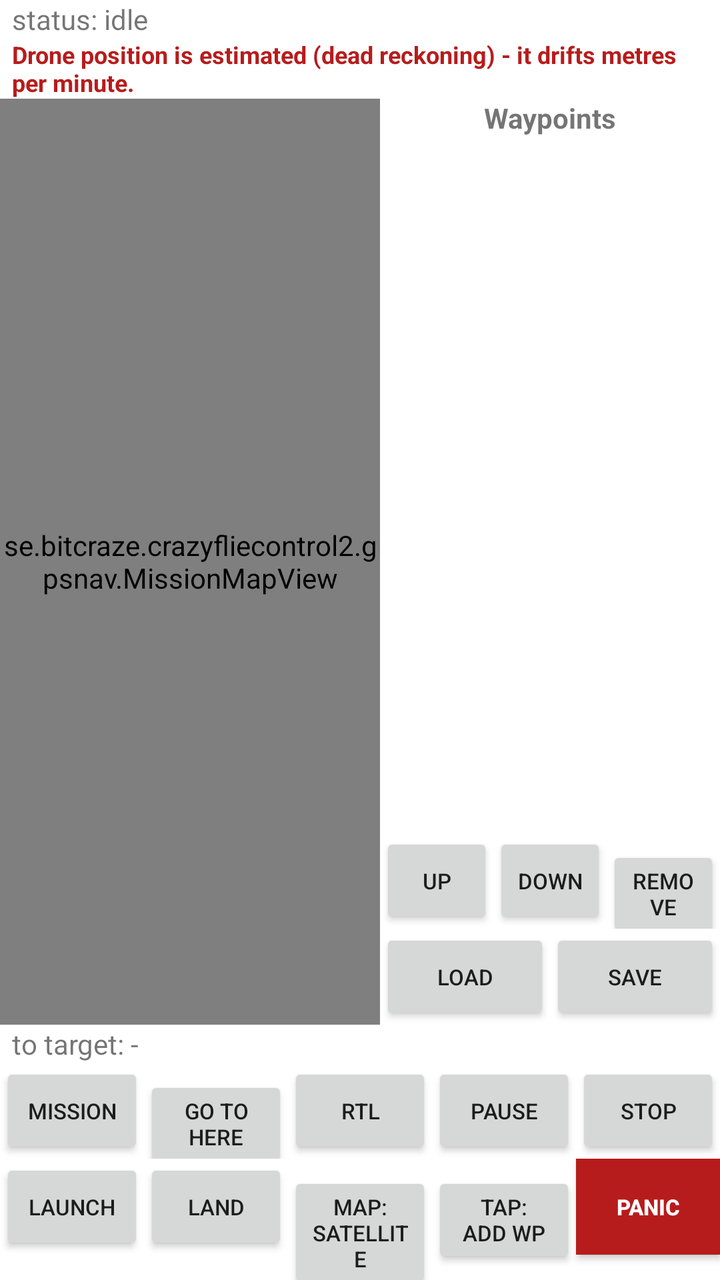
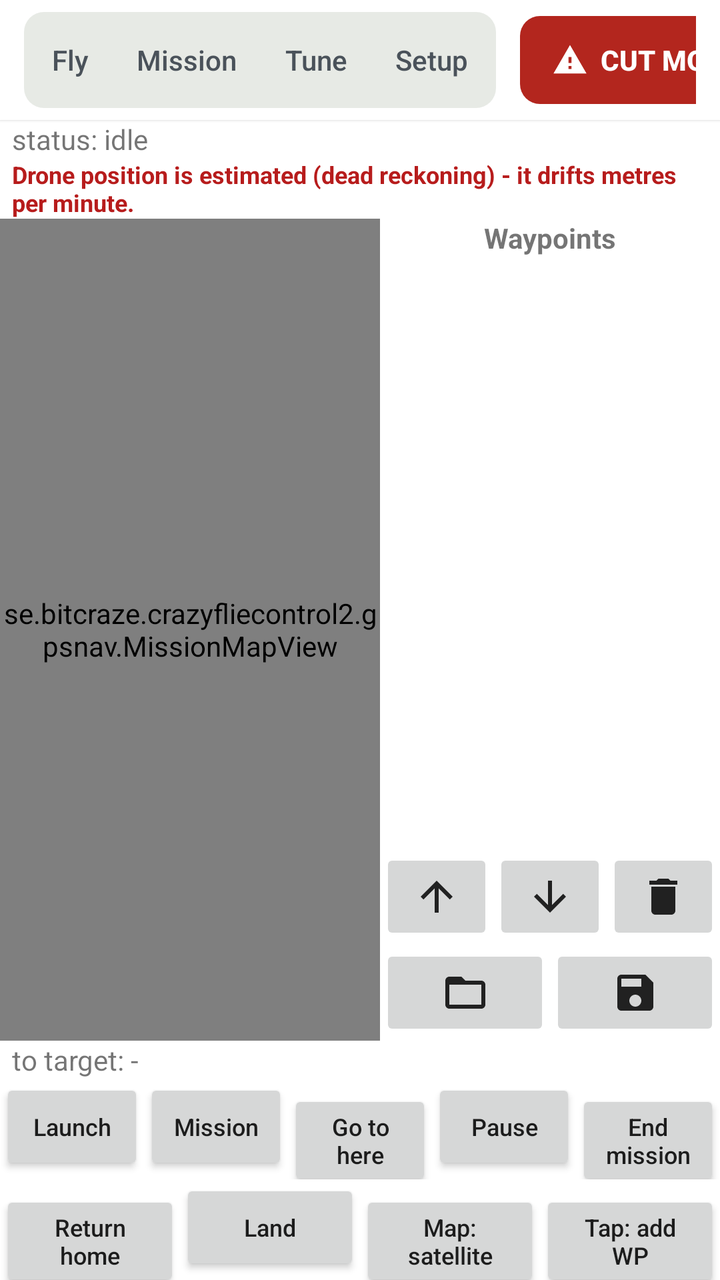

An Android layout rendered at two revisions. The XML below is the earlier revision; the diff shows what the commit changed to produce the second picture.
<!-- AndroidManifest.xml: application theme AppTheme -->
<!-- res/layout/activity_gps_nav.xml -->
<?xml version="1.0" encoding="utf-8"?>
<LinearLayout xmlns:android="http://schemas.android.com/apk/res/android"
    android:layout_width="match_parent"
    android:layout_height="match_parent"
    android:orientation="vertical">

    <TextView
        android:id="@+id/gpsnav_status"
        android:layout_width="match_parent"
        android:layout_height="wrap_content"
        android:paddingStart="6dp"
        android:paddingEnd="6dp"
        android:text="status: idle"
        android:textAppearance="?android:attr/textAppearanceSmall" />

    <TextView
        android:id="@+id/gpsnav_warning"
        android:layout_width="match_parent"
        android:layout_height="wrap_content"
        android:paddingStart="6dp"
        android:paddingEnd="6dp"
        android:text="Drone position is estimated (dead reckoning) - it drifts metres per minute."
        android:textColor="#B71C1C"
        android:textSize="12sp"
        android:textStyle="bold" />

    <LinearLayout
        android:layout_width="match_parent"
        android:layout_height="0dp"
        android:layout_weight="1"
        android:orientation="horizontal">

        <se.bitcraze.crazyfliecontrol2.gpsnav.MissionMapView
            android:id="@+id/gpsnav_map"
            android:layout_width="0dp"
            android:layout_height="match_parent"
            android:layout_weight="1" />

        <LinearLayout
            android:layout_width="170dp"
            android:layout_height="match_parent"
            android:orientation="vertical">

            <TextView
                android:layout_width="match_parent"
                android:layout_height="wrap_content"
                android:gravity="center"
                android:text="Waypoints"
                android:textStyle="bold" />

            <ListView
                android:id="@+id/gpsnav_waypoint_list"
                android:layout_width="match_parent"
                android:layout_height="0dp"
                android:layout_weight="1"
                android:choiceMode="singleChoice" />

            <LinearLayout
                android:layout_width="match_parent"
                android:layout_height="wrap_content"
                android:orientation="horizontal">

                <Button
                    android:id="@+id/gpsnav_wp_up"
                    android:layout_width="0dp"
                    android:layout_height="wrap_content"
                    android:layout_weight="1"
                    android:text="Up"
                    android:textSize="11sp" />

                <Button
                    android:id="@+id/gpsnav_wp_down"
                    android:layout_width="0dp"
                    android:layout_height="wrap_content"
                    android:layout_weight="1"
                    android:text="Down"
                    android:textSize="11sp" />

                <Button
                    android:id="@+id/gpsnav_wp_remove"
                    android:layout_width="0dp"
                    android:layout_height="wrap_content"
                    android:layout_weight="1"
                    android:text="Remove"
                    android:textSize="11sp" />
            </LinearLayout>

            <LinearLayout
                android:layout_width="match_parent"
                android:layout_height="wrap_content"
                android:orientation="horizontal">

                <Button
                    android:id="@+id/gpsnav_load"
                    android:layout_width="0dp"
                    android:layout_height="wrap_content"
                    android:layout_weight="1"
                    android:text="Load"
                    android:textSize="11sp" />

                <Button
                    android:id="@+id/gpsnav_save"
                    android:layout_width="0dp"
                    android:layout_height="wrap_content"
                    android:layout_weight="1"
                    android:text="Save"
                    android:textSize="11sp" />
            </LinearLayout>
        </LinearLayout>
    </LinearLayout>

    <TextView
        android:id="@+id/gpsnav_readout"
        android:layout_width="match_parent"
        android:layout_height="wrap_content"
        android:paddingStart="6dp"
        android:paddingEnd="6dp"
        android:text="to target: -"
        android:textAppearance="?android:attr/textAppearanceSmall" />

    <LinearLayout
        android:layout_width="match_parent"
        android:layout_height="wrap_content"
        android:orientation="horizontal">

        <Button
            android:id="@+id/gpsnav_mission"
            android:layout_width="0dp"
            android:layout_height="wrap_content"
            android:layout_weight="1"
            android:text="Mission"
            android:textSize="11sp" />

        <Button
            android:id="@+id/gpsnav_goto"
            android:layout_width="0dp"
            android:layout_height="wrap_content"
            android:layout_weight="1"
            android:text="Go to here"
            android:textSize="11sp" />

        <Button
            android:id="@+id/gpsnav_rtl"
            android:layout_width="0dp"
            android:layout_height="wrap_content"
            android:layout_weight="1"
            android:text="RTL"
            android:textSize="11sp" />

        <Button
            android:id="@+id/gpsnav_pause"
            android:layout_width="0dp"
            android:layout_height="wrap_content"
            android:layout_weight="1"
            android:text="Pause"
            android:textSize="11sp" />

        <Button
            android:id="@+id/gpsnav_stop"
            android:layout_width="0dp"
            android:layout_height="wrap_content"
            android:layout_weight="1"
            android:text="Stop"
            android:textSize="11sp" />
    </LinearLayout>

    <LinearLayout
        android:layout_width="match_parent"
        android:layout_height="wrap_content"
        android:orientation="horizontal">

        <Button
            android:id="@+id/gpsnav_launch"
            android:layout_width="0dp"
            android:layout_height="wrap_content"
            android:layout_weight="1"
            android:text="Launch"
            android:textSize="11sp" />

        <Button
            android:id="@+id/gpsnav_land"
            android:layout_width="0dp"
            android:layout_height="wrap_content"
            android:layout_weight="1"
            android:text="Land"
            android:textSize="11sp" />

        <Button
            android:id="@+id/gpsnav_map_type"
            android:layout_width="0dp"
            android:layout_height="wrap_content"
            android:layout_weight="1"
            android:text="Map: satellite"
            android:textSize="11sp" />

        <Button
            android:id="@+id/gpsnav_tap_mode"
            android:layout_width="0dp"
            android:layout_height="wrap_content"
            android:layout_weight="1"
            android:text="Tap: add WP"
            android:textSize="11sp" />

        <Button
            android:id="@+id/gpsnav_panic"
            android:layout_width="0dp"
            android:layout_height="wrap_content"
            android:layout_weight="1"
            android:background="#B71C1C"
            android:text="PANIC"
            android:textColor="#FFFFFF"
            android:textSize="11sp"
            android:textStyle="bold" />
    </LinearLayout>
</LinearLayout>
<!-- resources referenced by this layout -->
<resources>
  <!-- unchanged entries left out for length: 1 -->
</resources>

<!-- the commit's change to res/layout/activity_gps_nav.xml (unified diff, before → after) -->
@@ -1,8 +1,13 @@
 <?xml version="1.0" encoding="utf-8"?>
 <LinearLayout xmlns:android="http://schemas.android.com/apk/res/android"
+    xmlns:app="http://schemas.android.com/apk/res-auto"
     android:layout_width="match_parent"
     android:layout_height="match_parent"
     android:orientation="vertical">
+
+    <include
+        android:id="@+id/gpsnav_header"
+        layout="@layout/view_fly_header" />
 
     <TextView
         android:id="@+id/gpsnav_status"
@@ -60,29 +65,32 @@
                 android:layout_height="wrap_content"
                 android:orientation="horizontal">
 
-                <Button
+                <ImageButton
                     android:id="@+id/gpsnav_wp_up"
                     android:layout_width="0dp"
-                    android:layout_height="wrap_content"
+                    android:layout_height="48dp"
                     android:layout_weight="1"
-                    android:text="Up"
-                    android:textSize="11sp" />
-
-                <Button
+                    android:contentDescription="Move waypoint up"
+                    android:src="@drawable/ic_btn_up"
+                    android:tooltipText="Move waypoint up" />
+
+                <ImageButton
                     android:id="@+id/gpsnav_wp_down"
                     android:layout_width="0dp"
-                    android:layout_height="wrap_content"
+                    android:layout_height="48dp"
                     android:layout_weight="1"
-                    android:text="Down"
-                    android:textSize="11sp" />
-
-                <Button
+                    android:contentDescription="Move waypoint down"
+                    android:src="@drawable/ic_btn_down"
+                    android:tooltipText="Move waypoint down" />
+
+                <ImageButton
                     android:id="@+id/gpsnav_wp_remove"
                     android:layout_width="0dp"
-                    android:layout_height="wrap_content"
+                    android:layout_height="48dp"
                     android:layout_weight="1"
-                    android:text="Remove"
-                    android:textSize="11sp" />
+                    android:contentDescription="Remove waypoint"
+                    android:src="@drawable/ic_btn_delete"
+                    android:tooltipText="Remove waypoint" />
             </LinearLayout>
 
             <LinearLayout
@@ -90,21 +98,23 @@
                 android:layout_height="wrap_content"
                 android:orientation="horizontal">
 
-                <Button
+                <ImageButton
                     android:id="@+id/gpsnav_load"
                     android:layout_width="0dp"
-                    android:layout_height="wrap_content"
+                    android:layout_height="48dp"
                     android:layout_weight="1"
-                    android:text="Load"
-                    android:textSize="11sp" />
-
-                <Button
+                    android:contentDescription="Load mission file"
+                    android:src="@drawable/ic_btn_open"
+                    android:tooltipText="Load mission file" />
+
+                <ImageButton
                     android:id="@+id/gpsnav_save"
                     android:layout_width="0dp"
-                    android:layout_height="wrap_content"
+                    android:layout_height="48dp"
                     android:layout_weight="1"
-                    android:text="Save"
-                    android:textSize="11sp" />
+                    android:contentDescription="Save mission file"
+                    android:src="@drawable/ic_btn_save"
+                    android:tooltipText="Save mission file" />
             </LinearLayout>
         </LinearLayout>
     </LinearLayout>
@@ -123,13 +133,43 @@
         android:layout_height="wrap_content"
         android:orientation="horizontal">
 
+        <LinearLayout
+            android:layout_width="0dp"
+            android:layout_height="wrap_content"
+            android:layout_weight="1"
+            android:orientation="vertical">
+
+            
+            <LinearLayout
+                android:layout_width="match_parent"
+                android:layout_height="wrap_content"
+                android:orientation="horizontal">
+
+        <Button
+            android:id="@+id/gpsnav_launch"
+            android:layout_width="0dp"
+            android:layout_height="wrap_content"
+            android:layout_weight="1"
+            android:text="Launch"
+            android:textAllCaps="false"
+            android:textSize="12sp"
+            app:icon="@drawable/ic_btn_takeoff"
+            app:iconGravity="textStart"
+            app:iconPadding="4dp"
+            app:iconSize="18dp" />
+
         <Button
             android:id="@+id/gpsnav_mission"
             android:layout_width="0dp"
             android:layout_height="wrap_content"
             android:layout_weight="1"
             android:text="Mission"
-            android:textSize="11sp" />
+            android:textAllCaps="false"
+            android:textSize="12sp"
+            app:icon="@drawable/ic_btn_mission"
+            app:iconGravity="textStart"
+            app:iconPadding="4dp"
+            app:iconSize="18dp" />
 
         <Button
             android:id="@+id/gpsnav_goto"
@@ -137,45 +177,58 @@
             android:layout_height="wrap_content"
             android:layout_weight="1"
             android:text="Go to here"
-            android:textSize="11sp" />
+            android:textAllCaps="false"
+            android:textSize="12sp"
+            app:icon="@drawable/ic_btn_goto"
+            app:iconGravity="textStart"
+            app:iconPadding="4dp"
+            app:iconSize="18dp" />
+
+        <Button
+            android:id="@+id/gpsnav_pause"
+            android:layout_width="0dp"
+            android:layout_height="wrap_content"
+            android:layout_weight="1"
+            android:text="Pause"
+            android:textAllCaps="false"
+            android:textSize="12sp"
+            app:icon="@drawable/ic_btn_pause"
+            app:iconGravity="textStart"
+            app:iconPadding="4dp"
+            app:iconSize="18dp" />
+
+        <Button
+            android:id="@+id/gpsnav_stop"
+            android:layout_width="0dp"
+            android:layout_height="wrap_content"
+            android:layout_weight="1"
+            android:text="End mission"
+            android:textAllCaps="false"
+            android:textSize="12sp"
+            app:icon="@drawable/ic_btn_end"
+            app:iconGravity="textStart"
+            app:iconPadding="4dp"
+            app:iconSize="18dp" />
+            </LinearLayout>
+
+            
+            <LinearLayout
+                android:layout_width="match_parent"
+                android:layout_height="wrap_content"
+                android:orientation="horizontal">
 
         <Button
             android:id="@+id/gpsnav_rtl"
             android:layout_width="0dp"
             android:layout_height="wrap_content"
             android:layout_weight="1"
-            android:text="RTL"
-            android:textSize="11sp" />
-
-        <Button
-            android:id="@+id/gpsnav_pause"
-            android:layout_width="0dp"
-            android:layout_height="wrap_content"
-            android:layout_weight="1"
-            android:text="Pause"
-            android:textSize="11sp" />
-
-        <Button
-            android:id="@+id/gpsnav_stop"
-            android:layout_width="0dp"
-            android:layout_height="wrap_content"
-            android:layout_weight="1"
-            android:text="Stop"
-            android:textSize="11sp" />
-    </LinearLayout>
-
-    <LinearLayout
-        android:layout_width="match_parent"
-        android:layout_height="wrap_content"
-        android:orientation="horizontal">
-
-        <Button
-            android:id="@+id/gpsnav_launch"
-            android:layout_width="0dp"
-            android:layout_height="wrap_content"
-            android:layout_weight="1"
-            android:text="Launch"
-            android:textSize="11sp" />
+            android:text="Return home"
+            android:textAllCaps="false"
+            android:textSize="12sp"
+            app:icon="@drawable/ic_btn_home"
+            app:iconGravity="textStart"
+            app:iconPadding="4dp"
+            app:iconSize="18dp" />
 
         <Button
             android:id="@+id/gpsnav_land"
@@ -183,7 +236,12 @@
             android:layout_height="wrap_content"
             android:layout_weight="1"
             android:text="Land"
-            android:textSize="11sp" />
+            android:textAllCaps="false"
+            android:textSize="12sp"
+            app:icon="@drawable/ic_btn_land"
+            app:iconGravity="textStart"
+            app:iconPadding="4dp"
+            app:iconSize="18dp" />
 
         <Button
             android:id="@+id/gpsnav_map_type"
@@ -191,7 +249,12 @@
             android:layout_height="wrap_content"
             android:layout_weight="1"
             android:text="Map: satellite"
-            android:textSize="11sp" />
+            android:textAllCaps="false"
+            android:textSize="12sp"
+            app:icon="@drawable/ic_btn_layers"
+            app:iconGravity="textStart"
+            app:iconPadding="4dp"
+            app:iconSize="18dp" />
 
         <Button
             android:id="@+id/gpsnav_tap_mode"
@@ -199,17 +262,144 @@
             android:layout_height="wrap_content"
             android:layout_weight="1"
             android:text="Tap: add WP"
-            android:textSize="11sp" />
-
-        <Button
-            android:id="@+id/gpsnav_panic"
-            android:layout_width="0dp"
-            android:layout_height="wrap_content"
-            android:layout_weight="1"
-            android:background="#B71C1C"
-            android:text="PANIC"
-            android:textColor="#FFFFFF"
-            android:textSize="11sp"
-            android:textStyle="bold" />
+            android:textAllCaps="false"
+            android:textSize="12sp" />
+            </LinearLayout>
+        </LinearLayout>
+
     </LinearLayout>
 </LinearLayout>
+<!-- res/layout/view_fly_header.xml (included above) -->
+<?xml version="1.0" encoding="utf-8"?>
+<LinearLayout xmlns:android="http://schemas.android.com/apk/res/android"
+    xmlns:app="http://schemas.android.com/apk/res-auto"
+    android:layout_width="match_parent"
+    android:layout_height="60dp"
+    android:background="@color/fly_surface"
+    android:elevation="1dp"
+    android:gravity="center_vertical"
+    android:orientation="horizontal"
+    android:paddingStart="12dp"
+    android:paddingEnd="12dp">
+
+    <LinearLayout
+        android:layout_width="wrap_content"
+        android:layout_height="wrap_content"
+        android:background="@drawable/bg_fly_track"
+        android:orientation="horizontal"
+        android:padding="2dp">
+
+        <com.google.android.material.button.MaterialButton
+            android:id="@+id/hdr_tab_fly"
+            style="@style/Fly.Button.Segment"
+            android:layout_width="wrap_content"
+            android:layout_height="44dp"
+            android:text="Fly" />
+
+        <com.google.android.material.button.MaterialButton
+            android:id="@+id/hdr_tab_mission"
+            style="@style/Fly.Button.Segment"
+            android:layout_width="wrap_content"
+            android:layout_height="44dp"
+            android:text="Mission" />
+
+        <com.google.android.material.button.MaterialButton
+            android:id="@+id/hdr_tab_tune"
+            style="@style/Fly.Button.Segment"
+            android:layout_width="wrap_content"
+            android:layout_height="44dp"
+            android:text="Tune" />
+
+        <com.google.android.material.button.MaterialButton
+            android:id="@+id/hdr_tab_setup"
+            style="@style/Fly.Button.Segment"
+            android:layout_width="wrap_content"
+            android:layout_height="44dp"
+            android:text="Setup" />
+    </LinearLayout>
+
+    <LinearLayout
+        android:layout_width="0dp"
+        android:layout_height="wrap_content"
+        android:layout_weight="1"
+        android:gravity="center"
+        android:orientation="horizontal">
+
+        <ImageView
+            android:layout_width="wrap_content"
+            android:layout_height="wrap_content"
+            android:contentDescription="@string/linkQualityIconContentDescription"
+            android:src="@drawable/ic_wifi_tethering_black_18dp" />
+
+        <TextView
+            android:id="@+id/hdr_link_text"
+            android:layout_width="wrap_content"
+            android:layout_height="wrap_content"
+            android:layout_marginStart="4dp"
+            android:maxLines="1"
+            android:text="Not connected"
+            android:textColor="@color/fly_muted"
+            android:textSize="13sp" />
+
+        <ImageView
+            android:layout_width="wrap_content"
+            android:layout_height="wrap_content"
+            android:layout_marginStart="12dp"
+            android:contentDescription="@string/batteryIconContentDescription"
+            android:src="@drawable/ic_battery_std_black_18dp" />
+
+        <TextView
+            android:id="@+id/hdr_battery_text"
+            android:layout_width="wrap_content"
+            android:layout_height="wrap_content"
+            android:layout_marginStart="4dp"
+            android:fontFamily="monospace"
+            android:maxLines="1"
+            android:text="— V"
+            android:textColor="@color/fly_muted"
+            android:textSize="13sp"
+            android:textStyle="bold" />
+
+        <TextView
+            android:id="@+id/hdr_mode_chip"
+            android:layout_width="wrap_content"
+            android:layout_height="wrap_content"
+            android:layout_marginStart="12dp"
+            android:background="@drawable/bg_fly_chip_mode"
+            android:paddingStart="10dp"
+            android:paddingTop="4dp"
+            android:paddingEnd="10dp"
+            android:paddingBottom="4dp"
+            android:textColor="@color/fly_ink"
+            android:textSize="12sp"
+            android:textStyle="bold"
+            android:visibility="gone" />
+
+        <TextView
+            android:id="@+id/hdr_armed_chip"
+            android:layout_width="wrap_content"
+            android:layout_height="wrap_content"
+            android:layout_marginStart="6dp"
+            android:background="@drawable/bg_fly_chip_disarmed"
+            android:paddingStart="10dp"
+            android:paddingTop="4dp"
+            android:paddingEnd="10dp"
+            android:paddingBottom="4dp"
+            android:textColor="@color/fly_muted"
+            android:textSize="12sp"
+            android:textStyle="bold"
+            android:visibility="gone" />
+    </LinearLayout>
+
+    <com.google.android.material.button.MaterialButton
+        android:id="@+id/hdr_cut_motors"
+        style="@style/Fly.Button.Danger"
+        android:layout_width="wrap_content"
+        android:layout_height="44dp"
+        android:layout_marginStart="12dp"
+        android:contentDescription="Cut motors now"
+        android:paddingStart="16dp"
+        android:paddingEnd="16dp"
+        android:text="CUT MOTORS"
+        app:icon="@drawable/ic_btn_cut_motors" />
+</LinearLayout>
<!-- resource entries referenced after the edit -->
@@ -1,5 +1,201 @@
 <!-- resources referenced by this layout -->
 <resources>
+  <color name="fly_ink">#15181C</color>
+  <color name="fly_muted">#4A525A</color>
+  <color name="fly_surface">#FFFFFF</color>
+  <!-- drawable bg_fly_chip_disarmed (drawable) -->
+  <?xml version="1.0" encoding="utf-8"?>
+  <shape xmlns:android="http://schemas.android.com/apk/res/android" android:shape="rectangle">
+      <solid android:color="@android:color/transparent" />
+      <stroke android:width="1.5dp" android:color="@color/fly_control" />
+      <corners android:radius="12dp" />
+  </shape>
+  <!-- drawable bg_fly_chip_mode (drawable) -->
+  <?xml version="1.0" encoding="utf-8"?>
+  <shape xmlns:android="http://schemas.android.com/apk/res/android" android:shape="rectangle">
+      <solid android:color="@color/fly_track" />
+      <corners android:radius="12dp" />
+  </shape>
+  <!-- drawable bg_fly_track (drawable) -->
+  <?xml version="1.0" encoding="utf-8"?>
+  <shape xmlns:android="http://schemas.android.com/apk/res/android" android:shape="rectangle">
+      <solid android:color="@color/fly_track" />
+      <corners android:radius="10dp" />
+  </shape>
+  <!-- drawable ic_battery_std_black_18dp: png bitmap (drawable-hdpi, 152 bytes) -->
+  <!-- drawable ic_btn_cut_motors (drawable) -->
+  <?xml version="1.0" encoding="utf-8"?>
+  <vector xmlns:android="http://schemas.android.com/apk/res/android"
+      android:width="24dp"
+      android:height="24dp"
+      android:viewportWidth="24"
+      android:viewportHeight="24">
+      <path
+          android:fillColor="#FF212121"
+          android:pathData="M1,21h22L12,2 1,21zM13,18h-2v-2h2v2zM13,14h-2v-4h2v4z" />
+  </vector>
+  <!-- drawable ic_btn_delete (drawable) -->
+  <?xml version="1.0" encoding="utf-8"?>
+  <vector xmlns:android="http://schemas.android.com/apk/res/android"
+      android:width="24dp"
+      android:height="24dp"
+      android:viewportWidth="24"
+      android:viewportHeight="24">
+      <path
+          android:fillColor="#FF212121"
+          android:pathData="M6,19c0,1.1 0.9,2 2,2h8c1.1,0 2,-0.9 2,-2V7H6v12zM19,4h-3.5l-1,-1h-5l-1,1H5v2h14V4z" />
+  </vector>
+  <!-- drawable ic_btn_down (drawable) -->
+  <?xml version="1.0" encoding="utf-8"?>
+  <vector xmlns:android="http://schemas.android.com/apk/res/android"
+      android:width="24dp"
+      android:height="24dp"
+      android:viewportWidth="24"
+      android:viewportHeight="24">
+      <path
+          android:fillColor="#FF212121"
+          android:pathData="M20,12l-1.41,-1.41L13,16.17V4h-2v12.17l-5.58,-5.59L4,12l8,8 8,-8z" />
+  </vector>
+  <!-- drawable ic_btn_end (drawable) -->
+  <?xml version="1.0" encoding="utf-8"?>
+  <vector xmlns:android="http://schemas.android.com/apk/res/android"
+      android:width="24dp"
+      android:height="24dp"
+      android:viewportWidth="24"
+      android:viewportHeight="24">
+      <path
+          android:fillColor="#FF212121"
+          android:pathData="M6,6h12v12H6z" />
+  </vector>
+  <!-- drawable ic_btn_goto (drawable) -->
+  <?xml version="1.0" encoding="utf-8"?>
+  <vector xmlns:android="http://schemas.android.com/apk/res/android"
+      android:width="24dp"
+      android:height="24dp"
+      android:viewportWidth="24"
+      android:viewportHeight="24">
+      <path
+          android:fillColor="#FF212121"
+          android:pathData="M12,2C8.13,2 5,5.13 5,9c0,5.25 7,13 7,13s7,-7.75 7,-13c0,-3.87 -3.13,-7 -7,-7zM12,11.5c-1.38,0 -2.5,-1.12 -2.5,-2.5s1.12,-2.5 2.5,-2.5 2.5,1.12 2.5,2.5 -1.12,2.5 -2.5,2.5z" />
+  </vector>
+  <!-- drawable ic_btn_home (drawable) -->
+  <?xml version="1.0" encoding="utf-8"?>
+  <vector xmlns:android="http://schemas.android.com/apk/res/android"
+      android:width="24dp"
+      android:height="24dp"
+      android:viewportWidth="24"
+      android:viewportHeight="24">
+      <path
+          android:fillColor="#FF212121"
+          android:pathData="M10,20v-6h4v6h5v-8h3L12,3 2,12h3v8z" />
+  </vector>
+  <!-- drawable ic_btn_land (drawable) -->
+  <?xml version="1.0" encoding="utf-8"?>
+  <vector xmlns:android="http://schemas.android.com/apk/res/android"
+      android:width="24dp"
+      android:height="24dp"
+      android:viewportWidth="24"
+      android:viewportHeight="24">
+      <path
+          android:fillColor="#FF212121"
+          android:pathData="M2.5,19h19v2h-19zM9.68,13.27l4.35,1.16 5.31,1.42c0.8,0.21 1.62,-0.26 1.84,-1.06 0.21,-0.8 -0.26,-1.62 -1.06,-1.84l-5.31,-1.42 -2.76,-9.02L10.12,2v8.28L5.15,8.95l-0.93,-2.32 -1.45,-0.39v5.17l1.6,0.43 5.31,1.43z" />
+  </vector>
+  <!-- drawable ic_btn_layers (drawable) -->
+  <?xml version="1.0" encoding="utf-8"?>
+  <vector xmlns:android="http://schemas.android.com/apk/res/android"
+      android:width="24dp"
+      android:height="24dp"
+      android:viewportWidth="24"
+      android:viewportHeight="24">
+      <path
+          android:fillColor="#FF212121"
+          android:pathData="M11.99,18.54l-7.37,-5.73L3,14.07l9,7 9,-7 -1.63,-1.27 -7.38,5.74zM12,16l7.36,-5.73L21,9l-9,-7 -9,7 1.63,1.27L12,16z" />
+  </vector>
+  <!-- drawable ic_btn_mission (drawable) -->
+  <?xml version="1.0" encoding="utf-8"?>
+  <vector xmlns:android="http://schemas.android.com/apk/res/android"
+      android:width="24dp"
+      android:height="24dp"
+      android:viewportWidth="24"
+      android:viewportHeight="24">
+      <path
+          android:fillColor="#FF212121"
+          android:pathData="M23,8c0,1.1 -0.9,2 -2,2c-0.18,0 -0.35,-0.02 -0.51,-0.07l-3.56,3.55C16.98,13.64 17,13.82 17,14c0,1.1 -0.9,2 -2,2s-2,-0.9 -2,-2c0,-0.18 0.02,-0.36 0.07,-0.52l-2.55,-2.55C10.36,10.98 10.18,11 10,11s-0.36,-0.02 -0.52,-0.07l-4.55,4.56C4.98,15.65 5,15.82 5,16c0,1.1 -0.9,2 -2,2s-2,-0.9 -2,-2s0.9,-2 2,-2c0.18,0 0.35,0.02 0.51,0.07l4.56,-4.55C8.02,9.36 8,9.18 8,9c0,-1.1 0.9,-2 2,-2s2,0.9 2,2c0,0.18 -0.02,0.36 -0.07,0.52l2.55,2.55C14.64,12.02 14.82,12 15,12s0.36,0.02 0.52,0.07l3.55,-3.56C19.02,8.35 19,8.18 19,8c0,-1.1 0.9,-2 2,-2s2,0.9 2,2z" />
+  </vector>
+  <!-- drawable ic_btn_open (drawable) -->
+  <?xml version="1.0" encoding="utf-8"?>
+  <vector xmlns:android="http://schemas.android.com/apk/res/android"
+      android:width="24dp"
+      android:height="24dp"
+      android:viewportWidth="24"
+      android:viewportHeight="24">
+      <path
+          android:fillColor="#FF212121"
+          android:pathData="M20,6h-8l-2,-2H4c-1.1,0 -1.99,0.9 -1.99,2L2,18c0,1.1 0.9,2 2,2h16c1.1,0 2,-0.9 2,-2V8c0,-1.1 -0.9,-2 -2,-2zM20,18H4V8h16v10z" />
+  </vector>
+  <!-- drawable ic_btn_pause (drawable) -->
+  <?xml version="1.0" encoding="utf-8"?>
+  <vector xmlns:android="http://schemas.android.com/apk/res/android"
+      android:width="24dp"
+      android:height="24dp"
+      android:viewportWidth="24"
+      android:viewportHeight="24">
+      <path
+          android:fillColor="#FF212121"
+          android:pathData="M6,19h4V5H6v14zM14,5v14h4V5h-4z" />
+  </vector>
+  <!-- drawable ic_btn_save (drawable) -->
+  <?xml version="1.0" encoding="utf-8"?>
+  <vector xmlns:android="http://schemas.android.com/apk/res/android"
+      android:width="24dp"
+      android:height="24dp"
+      android:viewportWidth="24"
+      android:viewportHeight="24">
+      <path
+          android:fillColor="#FF212121"
+          android:pathData="M17,3H5c-1.11,0 -2,0.9 -2,2v14c0,1.1 0.89,2 2,2h14c1.1,0 2,-0.9 2,-2V7l-4,-4zM12,19c-1.66,0 -3,-1.34 -3,-3s1.34,-3 3,-3 3,1.34 3,3 -1.34,3 -3,3zM15,9H5V5h10v4z" />
+  </vector>
+  <!-- drawable ic_btn_takeoff (drawable) -->
+  <?xml version="1.0" encoding="utf-8"?>
+  <vector xmlns:android="http://schemas.android.com/apk/res/android"
+      android:width="24dp"
+      android:height="24dp"
+      android:viewportWidth="24"
+      android:viewportHeight="24">
+      <path
+          android:fillColor="#FF212121"
+          android:pathData="M2.5,19h19v2h-19zM22.07,9.64c-0.21,-0.8 -1.04,-1.28 -1.84,-1.06L14.92,10l-6.9,-6.43 -1.93,0.51 4.14,7.17 -4.97,1.33 -1.97,-1.54 -1.45,0.39 1.82,3.16 0.77,1.33 1.6,-0.43 5.31,-1.42 4.35,-1.16L21,11.49c0.81,-0.23 1.28,-1.05 1.07,-1.85z" />
+  </vector>
+  <!-- drawable ic_btn_up (drawable) -->
+  <?xml version="1.0" encoding="utf-8"?>
+  <vector xmlns:android="http://schemas.android.com/apk/res/android"
+      android:width="24dp"
+      android:height="24dp"
+      android:viewportWidth="24"
+      android:viewportHeight="24">
+      <path
+          android:fillColor="#FF212121"
+          android:pathData="M4,12l1.41,1.41L11,7.83V20h2V7.83l5.58,5.59L20,12l-8,-8 -8,8z" />
+  </vector>
+  <!-- drawable ic_wifi_tethering_black_18dp: png bitmap (drawable-hdpi, 508 bytes) -->
+  <string name="batteryIconContentDescription">Battery icon</string>
+  <string name="linkQualityIconContentDescription">Link quality icon</string>
+  <style name="Fly.Button.Danger">
+          <item name="backgroundTint">@color/fly_danger</item>
+          <item name="android:textColor">@color/fly_surface</item>
+          <item name="iconTint">@color/fly_surface</item>
+          <item name="android:textStyle">bold</item>
+      </style>
+  <style name="Fly.Button.Segment">
+          <item name="backgroundTint">@android:color/transparent</item>
+          <item name="android:textColor">@color/fly_muted</item>
+          <item name="cornerRadius">8dp</item>
+          <item name="android:paddingStart">12dp</item>
+          <item name="android:paddingEnd">12dp</item>
+      </style>
+  <color name="fly_control">#C9CEC8</color>
+  <color name="fly_track">#E7EAE5</color>
+  <color name="fly_danger">#B3261E</color>
   <!-- unchanged entries left out for length: 1 -->
 </resources>
 
